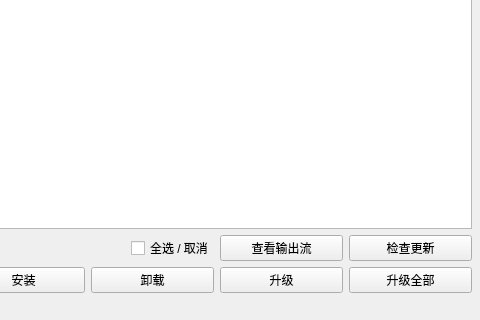
Qt form ui/package_manager.ui (hrpzcf/AwesomePyKit) before a commit; both pictures show x 420 to 900 and y 300 to 620 of the 900 by 620 pixel window.
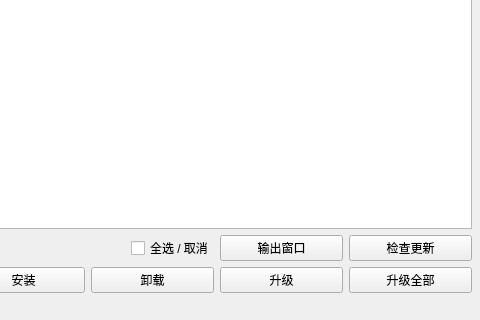
The same form after that commit.

Commit message: 调整包管理器输出窗口的样式

Diff of the .ui file:
```diff
--- a/ui/package_manager.ui
+++ b/ui/package_manager.ui
@@ -417,7 +417,7 @@
             <item row="0" column="2">
              <widget class="QPushButton" name="uiPushButton_show_output">
               <property name="text">
-               <string>查看输出流</string>
+               <string>输出窗口</string>
               </property>
              </widget>
             </item>
```
The commit also changes 5 other files.
